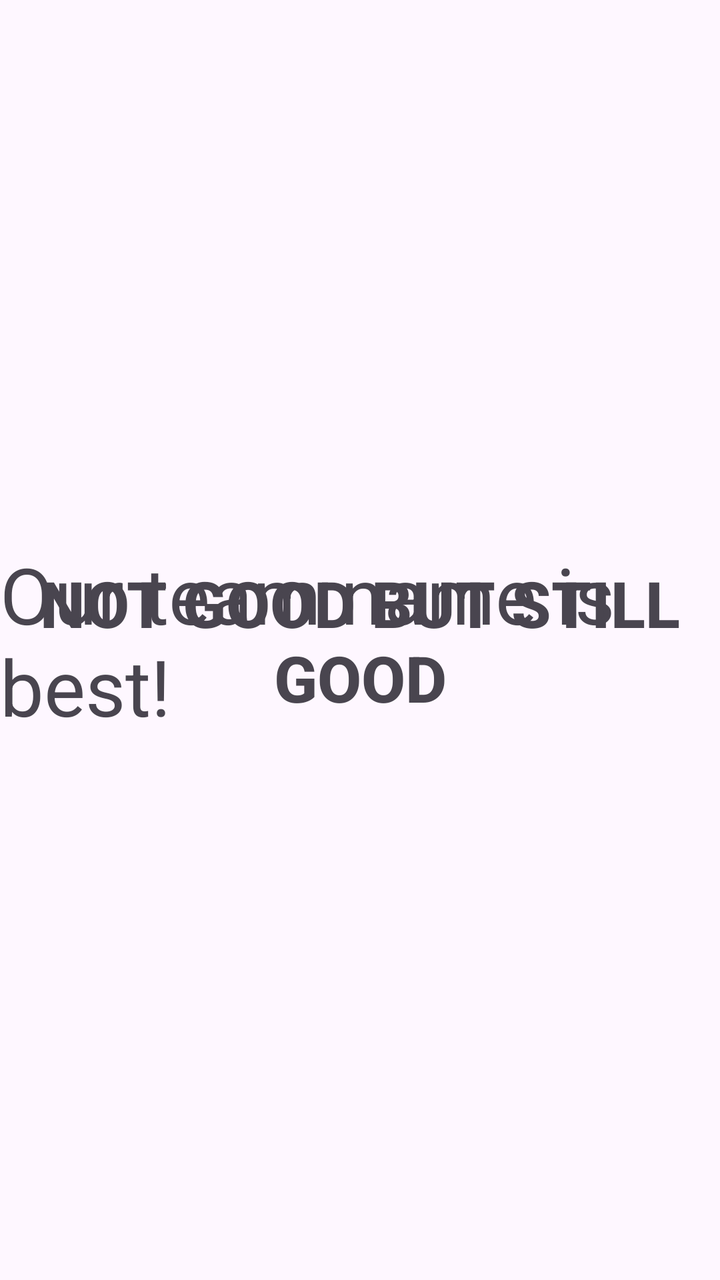
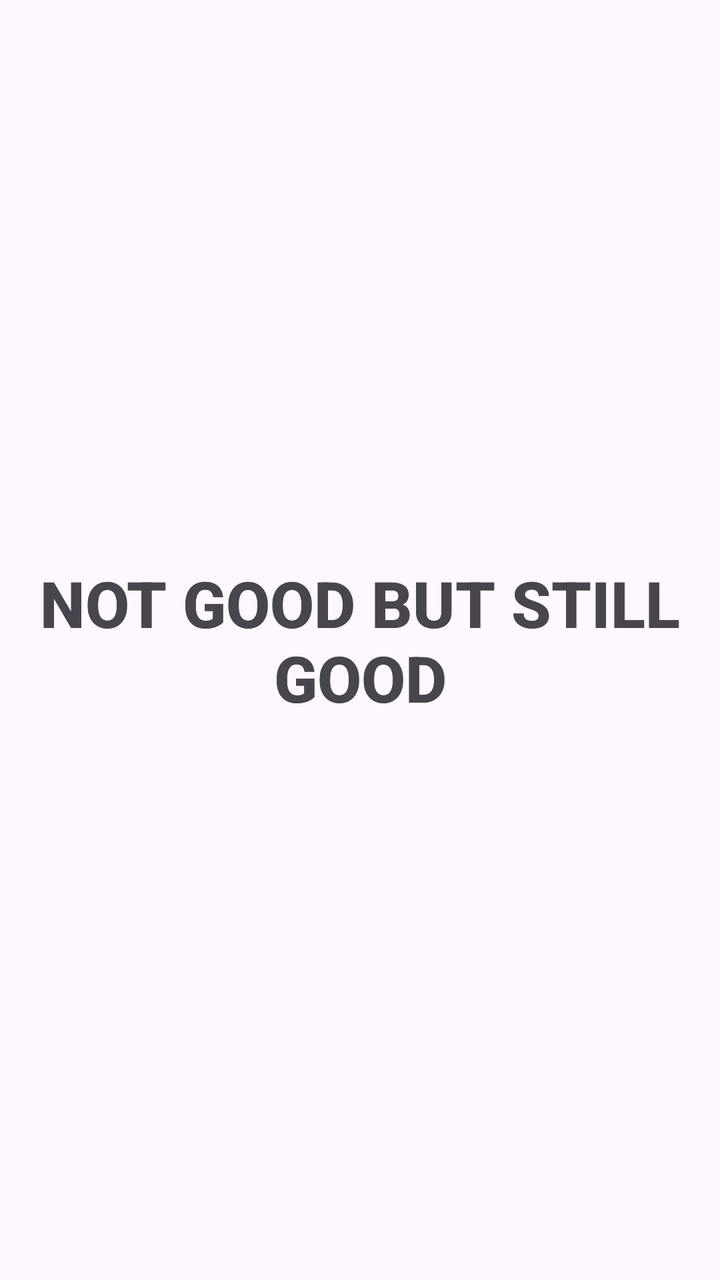

Before-and-after screenshots of an Android layout around one commit, followed by the original layout XML and the change that was made.
<!-- AndroidManifest.xml: application theme Theme.MyApplication -->
<!-- res/layout/activity_main.xml -->
<?xml version="1.0" encoding="utf-8"?>
<androidx.constraintlayout.widget.ConstraintLayout xmlns:android="http://schemas.android.com/apk/res/android"
    xmlns:app="http://schemas.android.com/apk/res-auto"
    xmlns:tools="http://schemas.android.com/tools"
    android:id="@+id/main"
    android:layout_width="match_parent"
    android:layout_height="match_parent"
    tools:context=".MainActivity">

    <TextView
        android:layout_width="wrap_content"
        android:layout_height="wrap_content"
        android:text="NOT GOOD BUT STILL GOOD"
        app:layout_constraintBottom_toBottomOf="parent"
        app:layout_constraintEnd_toEndOf="parent"
        android:textSize="32sp"
        android:textStyle="bold"
        android:fontFamily="sans-serif-medium"
        android:gravity="center"
        app:layout_constraintStart_toStartOf="parent"
        app:layout_constraintTop_toTopOf="parent" />

    <TextView
        android:layout_width="wrap_content"
        android:layout_height="wrap_content"
        android:text="Our team name is best!"
        app:layout_constraintBottom_toBottomOf="parent"
        app:layout_constraintEnd_toEndOf="parent"
        android:textSize="39sp"
        app:layout_constraintStart_toStartOf="parent"
        app:layout_constraintTop_toTopOf="parent" />

</androidx.constraintlayout.widget.ConstraintLayout>
<!-- resources referenced by this layout -->
<resources>
  <style name="Theme.MyApplication" parent="Base.Theme.MyApplication" />
  <style name="Base.Theme.MyApplication" parent="Theme.Material3.DayNight.NoActionBar">
          
          
      </style>
</resources>

<!-- the commit's change to res/layout/activity_main.xml (unified diff, before → after) -->
@@ -23,11 +23,16 @@
     <TextView
         android:layout_width="wrap_content"
         android:layout_height="wrap_content"
-        android:text="Our team name is best!"
+        android:text="NOT GOOD BUT STILL GOOD"
         app:layout_constraintBottom_toBottomOf="parent"
         app:layout_constraintEnd_toEndOf="parent"
-        android:textSize="39sp"
+        android:textSize="32sp"
+        android:textStyle="bold"
+        android:fontFamily="sans-serif-medium"
+        android:gravity="center"
         app:layout_constraintStart_toStartOf="parent"
         app:layout_constraintTop_toTopOf="parent" />
 
+
+
 </androidx.constraintlayout.widget.ConstraintLayout>
